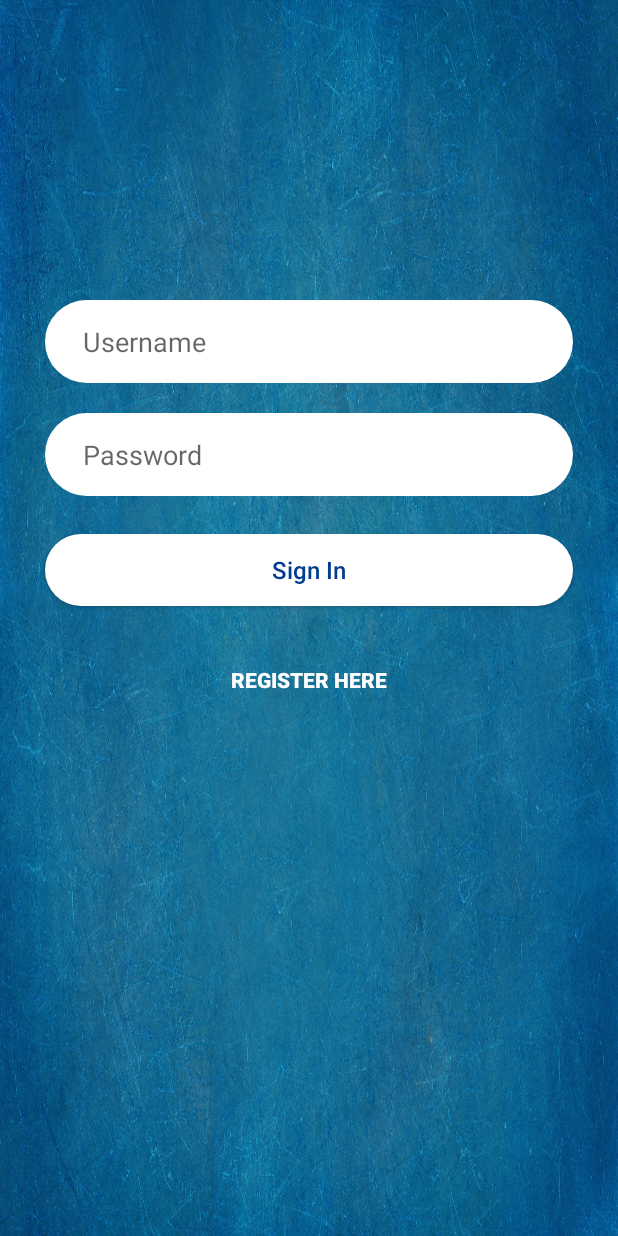
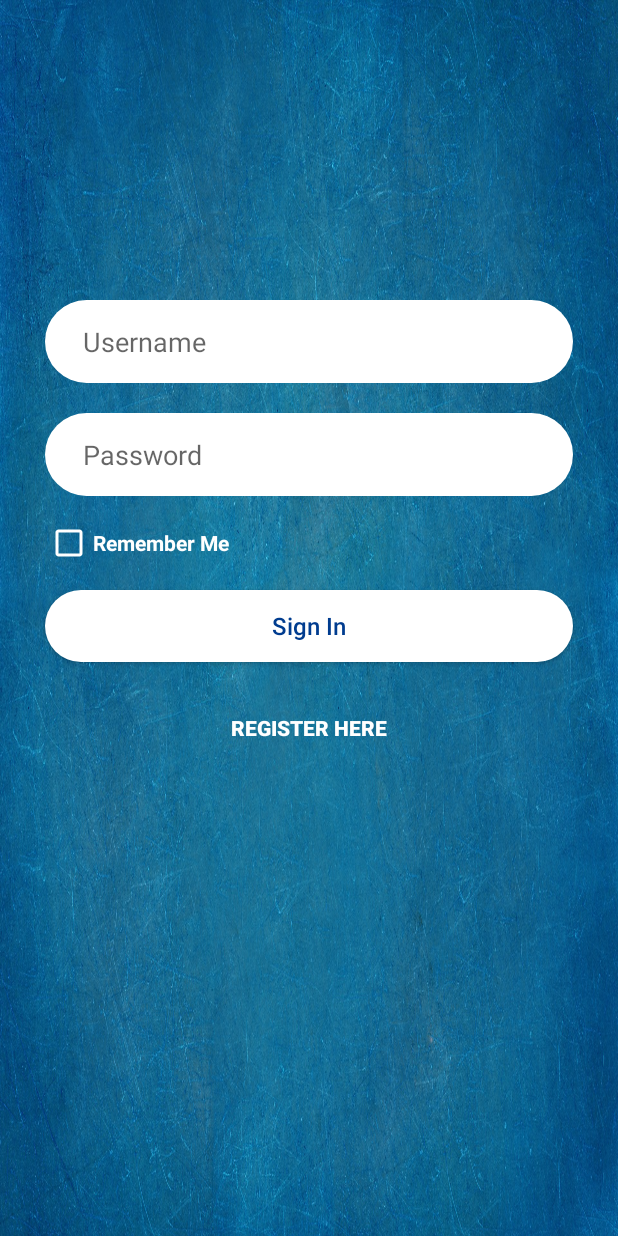
Before and after one commit to ma2-kamil/OvertimeMgmtApp, an Android app: the screen it shows after launch (LoginPage), after a tap on "Sign In", on a phone screen of 412 x 824 dp. Run offline under Robolectric (Android 15) with nearby library versions, the phone set to English and light mode, and no system bars; our stand-ins replace Volley; network calls fail; 1 statement that could not run was skipped.

Commit message:
Remember Me function
+ Added checkbox for remember me so user doesn't have to enter login details all the time.
+ Updated Login Page with checkbox
+ Code added to LoginPage.java
+ Changed icon to match new blue theme.

```diff
--- a/app/src/main/java/com/example/overtimemgmtapp/LoginPage.java
+++ b/app/src/main/java/com/example/overtimemgmtapp/LoginPage.java
@@ -6,11 +6,14 @@ import android.content.Intent;
 import android.content.SharedPreferences;
 import android.net.ConnectivityManager;
 import android.net.NetworkInfo;
+import android.preference.Preference;
+import android.preference.PreferenceManager;
 import android.support.v7.app.AlertDialog;
 import android.support.v7.app.AppCompatActivity;
 import android.os.Bundle;
 import android.util.Log;
 import android.view.View;
+import android.widget.CheckBox;
 import android.widget.EditText;
 import android.widget.Toast;
 
@@ -29,6 +32,10 @@ public class LoginPage extends AppCompatActivity {
     EditText UsernameEt, PasswordEt;
     public static UserDetails user; // Stores all the user info for use in other pages
 
+    private SharedPreferences preferences;
+    private SharedPreferences.Editor edit;
+    private CheckBox SaveDetails;
+
     @Override
     protected void onCreate(Bundle savedInstanceState) {
         super.onCreate(savedInstanceState);
@@ -40,6 +47,11 @@ public class LoginPage extends AppCompatActivity {
         }
         UsernameEt = findViewById(R.id.et_user);
         PasswordEt = findViewById(R.id.et_pass);
+        SaveDetails = findViewById(R.id.rememberme);
+
+        preferences = PreferenceManager.getDefaultSharedPreferences(this);
+        edit = preferences.edit();
+        savesharedpref();
 
     }
 
@@ -110,8 +122,9 @@ public class LoginPage extends AppCompatActivity {
 
                     }else{
                         Context context = getApplicationContext();
-                        Toast.makeText(context,"LOGIN FAILED",
+                        Toast.makeText(context,"Username is not recognised",
                                 Toast.LENGTH_SHORT).show();
+                        // if username is not in db then we show a toast msg.
                     }
 
                 } catch (JSONException e) {
@@ -120,6 +133,32 @@ public class LoginPage extends AppCompatActivity {
 
             }
         };
+
+        if(SaveDetails.isChecked()){
+            // if the checkbox is checked then we save the details in the text fields to the sharedpref
+            edit.putString(getString(R.string.ucheckbox), "true");
+            edit.commit();
+
+            // saving username by using our final username variable
+            edit.putString(getString(R.string.username), username);
+            edit.commit();
+
+            //saving password same thing as above
+            edit.putString(getString(R.string.password), password);
+            edit.commit();
+        }else {
+            // if checkbox isnt checked we equal it to false and save empty strings instead.
+            edit.putString(getString(R.string.ucheckbox), "false");
+            edit.commit();
+
+            // saving empty string instead
+            edit.putString(getString(R.string.username), "");
+            edit.commit();
+
+            //saving empty string instead
+            edit.putString(getString(R.string.password), "");
+            edit.commit();
+        }
 
 
         LoginRequest loginRequest = new LoginRequest(username, password, responseListener);
@@ -168,4 +207,20 @@ public class LoginPage extends AppCompatActivity {
         return builder;
     }
 
+    private void savesharedpref(){
+        String ucheckbox = preferences.getString(getString(R.string.ucheckbox), "false");
+        String username = preferences.getString(getString(R.string.username), "");
+        String password = preferences.getString(getString(R.string.password), "");
+
+        UsernameEt.setText(username);
+        PasswordEt.setText(password);
+
+        if (ucheckbox.equals("true")){
+            SaveDetails.setChecked(true);
+        }else {
+            SaveDetails.setChecked(false);
+        }
+
+    }
+
 }
--- a/app/src/main/res/layout/activity_login_page.xml
+++ b/app/src/main/res/layout/activity_login_page.xml
@@ -1,12 +1,12 @@
 <?xml version="1.0" encoding="utf-8"?>
 <RelativeLayout
     xmlns:android="http://schemas.android.com/apk/res/android"
+    xmlns:app="http://schemas.android.com/apk/res-auto"
     xmlns:tools="http://schemas.android.com/tools"
     android:layout_width="match_parent"
     android:layout_height="match_parent"
     tools:context=".LoginPage"
     android:background="@drawable/reg_back">
-
 
     <EditText
         android:id="@+id/et_user"
@@ -43,19 +43,18 @@
         android:paddingBottom="15dp" />
 
 
-
     <Button
         android:id="@+id/btn_login"
         android:layout_width="match_parent"
         android:layout_height="wrap_content"
-        android:layout_below="@id/et_pass"
+        android:layout_below="@id/rememberme"
         android:layout_centerHorizontal="true"
         android:layout_marginLeft="30dp"
-        android:layout_marginTop="25dp"
+        android:layout_marginTop="15dp"
         android:layout_marginRight="30dp"
         android:background="@drawable/text_background"
+        android:onClick="OnLogin"
         android:text="@string/sign_in"
-        android:onClick="OnLogin"
         android:textAllCaps="false"
         android:textColor="@color/colorPrimaryDark"
         android:textSize="16sp" />
@@ -67,7 +66,7 @@
         android:layout_below="@id/btn_login"
         android:layout_centerHorizontal="true"
         android:layout_marginLeft="30dp"
-        android:layout_marginTop="25dp"
+        android:layout_marginTop="20dp"
         android:layout_marginRight="30dp"
         android:textColor="@android:color/white"
         android:textSize="14sp"
@@ -77,5 +76,21 @@
         android:background="@android:color/transparent"
         />
 
+    <CheckBox
+        android:id="@+id/rememberme"
+        android:layout_width="wrap_content"
+        android:layout_height="wrap_content"
+        android:layout_below="@id/et_pass"
+        android:layout_marginLeft="30dp"
+        android:layout_marginTop="15dp"
+        android:layout_marginRight="30dp"
+        android:text="Remember Me"
+        android:checked="false"
+        android:textSize="14sp"
+        android:textColor="@android:color/white"
+        android:buttonTint="@android:color/background_light"
+        android:textStyle="bold" />
+
+
 
 </RelativeLayout>
--- a/app/src/main/res/values/ic_launcher_background.xml
+++ b/app/src/main/res/values/ic_launcher_background.xml
@@ -1,4 +1,4 @@
 <?xml version="1.0" encoding="utf-8"?>
 <resources>
-    <color name="ic_launcher_background">#D81B60</color>
+    <color name="ic_launcher_background">#1565C0</color>
 </resources>
--- a/app/src/main/res/values/strings.xml
+++ b/app/src/main/res/values/strings.xml
@@ -16,7 +16,8 @@
     <string name="log_out">Log Out</string>
     <string name="show_all_shifts">Show All Shifts</string>
     <string name="account_settings">Account Settings</string>
-    <string name="add_new_shift">Add New Shift</string>
+    <string name="ucheckbox"> com.example.overtimemgmtapp.ucheckbox</string>
+
 
     <!-- TODO: Remove or change this placeholder text -->
     <string name="hello_blank_fragment">Hello blank fragment</string>
```
Also changed, not shown: app/src/main/ic_launcher-web.png, app/src/main/res/mipmap-hdpi/ic_launcher.png, app/src/main/res/mipmap-hdpi/ic_launcher_round.png, app/src/main/res/mipmap-mdpi/ic_launcher.png, app/src/main/res/mipmap-mdpi/ic_launcher_round.png, app/src/main/res/mipmap-xhdpi/ic_launcher.png, app/src/main/res/mipmap-xhdpi/ic_launcher_round.png, app/src/main/res/mipmap-xxhdpi/ic_launcher.png, app/src/main/res/mipmap-xxhdpi/ic_launcher_round.png, app/src/main/res/mipmap-xxxhdpi/ic_launcher.png, app/src/main/res/mipmap-xxxhdpi/ic_launcher_round.png.
